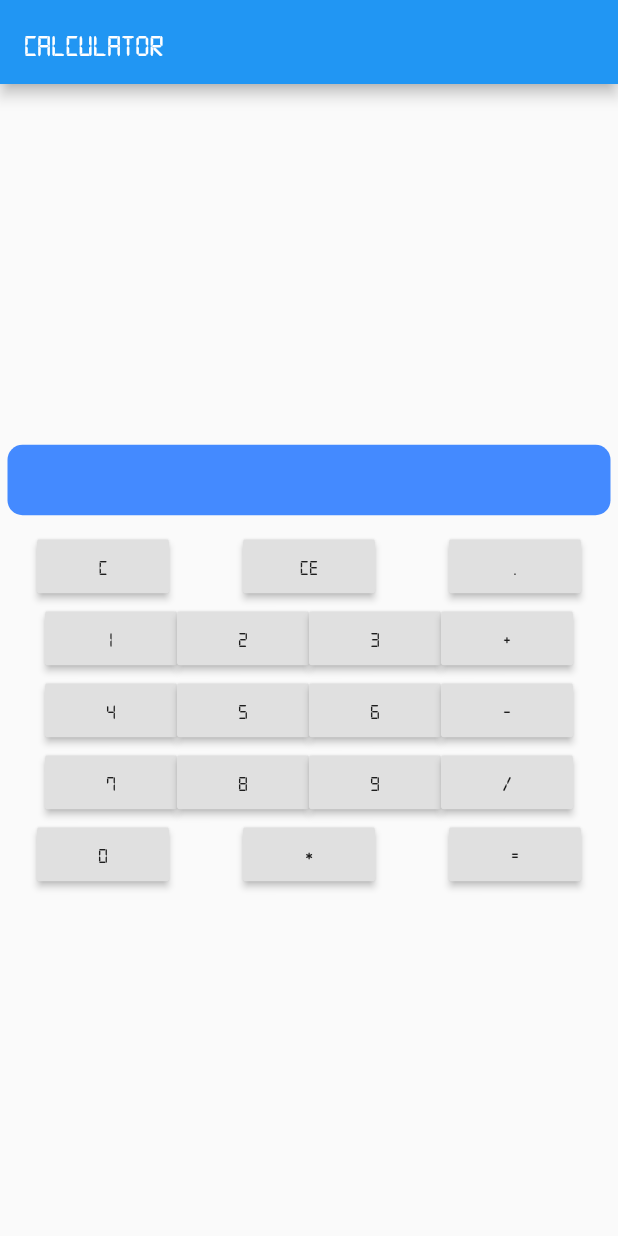
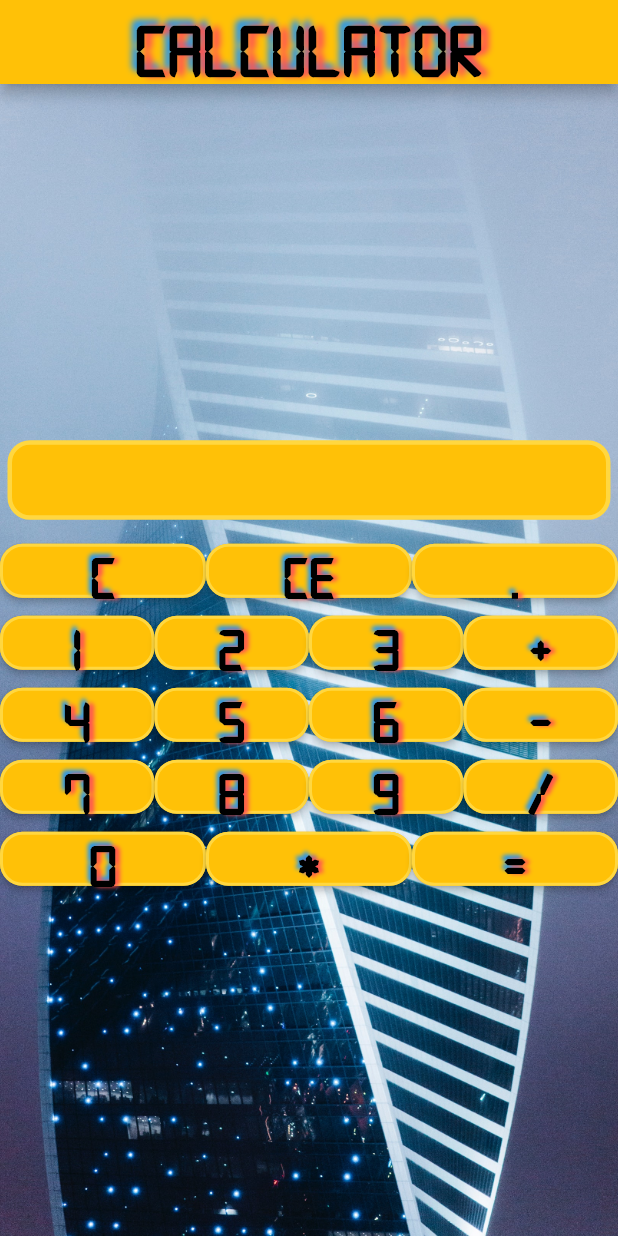
Before and after one commit to TafkaMax/ConnectFoo, a Flutter app: the screen it shows after launch, on a phone screen of 412 x 824 dp. Run offline on Flutter 3.47's test engine with Material 2 defaults, Android fonts, the light colour scheme and no system bars.

Commit message:
Made UI nicer and small bugfixes

```diff
--- a/calculatorapp/lib/main.dart
+++ b/calculatorapp/lib/main.dart
@@ -11,7 +11,61 @@ class CalculatorApp extends StatelessWidget {
   Widget build(BuildContext context) {
     return MaterialApp(
       title: 'Calculator',
-      theme: ThemeData(fontFamily: 'Digital7'),
+      theme: ThemeData(
+        fontFamily: 'Digital7',
+        brightness: Brightness.dark,
+        primaryColor: Colors.amber,
+        accentColor: Colors.redAccent,
+        elevatedButtonTheme: ElevatedButtonThemeData(
+          style: ElevatedButton.styleFrom(
+            primary: Colors.amber,
+            shape: RoundedRectangleBorder(
+              borderRadius: BorderRadius.circular(15),
+            ),
+            side: BorderSide(
+              color: Colors.amberAccent,
+              width: 2,
+              style: BorderStyle.solid,
+            ),
+          ),
+        ),
+        textTheme: TextTheme(
+          headline1: TextStyle(
+            fontSize: 50,
+            fontWeight: FontWeight.bold,
+            color: Colors.black,
+            shadows: [
+              Shadow(
+                color: Colors.blue,
+                offset: Offset.fromDirection(4, 5.0),
+                blurRadius: 5.0,
+              ),
+              Shadow(
+                color: Colors.redAccent,
+                offset: Offset.fromDirection(0, 5.0),
+                blurRadius: 5.0,
+              ),
+            ],
+          ),
+          button: TextStyle(
+            fontSize: 40,
+            fontWeight: FontWeight.bold,
+            color: Colors.black,
+            shadows: [
+              Shadow(
+                color: Colors.blue,
+                offset: Offset.fromDirection(4, 3.0),
+                blurRadius: 3.0,
+              ),
+              Shadow(
+                color: Colors.redAccent,
+                offset: Offset.fromDirection(0, 3.0),
+                blurRadius: 3.0,
+              ),
+            ],
+          ),
+        ),
+      ),
       home: CalculatorScreen(),
     );
   }
--- a/calculatorapp/lib/models/calculator_input.dart
+++ b/calculatorapp/lib/models/calculator_input.dart
@@ -28,7 +28,9 @@ class CalculatorInput {
   }
 
   void addDecimal() {
-    _currentInput += '.';
+    if (!_currentInput.contains('.')) {
+      _currentInput += '.';
+    }
   }
 
   //clears current entry, operator still stays the same
--- a/calculatorapp/lib/screens/calculator_screen.dart
+++ b/calculatorapp/lib/screens/calculator_screen.dart
@@ -20,9 +20,20 @@ class CalculatorScreen extends StatelessWidget {
       create: (context) => CalculatorInputModel(),
       child: Scaffold(
         appBar: AppBar(
-          title: Text('Calculator'),
+          centerTitle: true,
+          title: Text(
+            'Calculator',
+            style: Theme.of(context).textTheme.headline1,
           ),
-        body: Center(
+        ),
+        body: Container(
+          decoration: BoxDecoration(
+            image: DecorationImage(
+              image: AssetImage("assets/images/background1.jpg"),
+              fit: BoxFit.cover,
+            ),
+          ),
+          child: Center(
             child: Column(
               mainAxisSize: MainAxisSize.min,
               children: [
@@ -33,47 +44,84 @@ class CalculatorScreen extends StatelessWidget {
                 Row(
                   mainAxisAlignment: MainAxisAlignment.spaceAround,
                   children: [
-                  ClearButton(),
-                  ClearEntryButton(),
-                  DecimalButton(),
+                    Expanded(
+                      child: ClearButton(),
+                    ),
+                    Expanded(
+                      child: ClearEntryButton(),
+                    ),
+                    Expanded(
+                      child: DecimalButton(),
+                    ),
                   ],
                 ),
                 Row(
                   mainAxisAlignment: MainAxisAlignment.center,
                   children: [
-                  NumberButton(buttonnumber: 1),
-                  NumberButton(buttonnumber: 2),
-                  NumberButton(buttonnumber: 3),
-                  PlusButton(),
+                    Expanded(
+                      child: NumberButton(buttonnumber: 1),
+                    ),
+                    Expanded(
+                      child: NumberButton(buttonnumber: 2),
+                    ),
+                    Expanded(
+                      child: NumberButton(buttonnumber: 3),
+                    ),
+                    Expanded(
+                      child: PlusButton(),
+                    ),
                   ],
                 ),
                 Row(
                   mainAxisAlignment: MainAxisAlignment.center,
                   children: [
-                  NumberButton(buttonnumber: 4),
-                  NumberButton(buttonnumber: 5),
-                  NumberButton(buttonnumber: 6),
-                  MinusButton(),
+                    Expanded(
+                      child: NumberButton(buttonnumber: 4),
+                    ),
+                    Expanded(
+                      child: NumberButton(buttonnumber: 5),
+                    ),
+                    Expanded(
+                      child: NumberButton(buttonnumber: 6),
+                    ),
+                    Expanded(
+                      child: MinusButton(),
+                    ),
                   ],
                 ),
                 Row(
                   mainAxisAlignment: MainAxisAlignment.center,
                   children: [
-                  NumberButton(buttonnumber: 7),
-                  NumberButton(buttonnumber: 8),
-                  NumberButton(buttonnumber: 9),
-                  DivideButton(),
+                    Expanded(
+                      child: NumberButton(buttonnumber: 7),
+                    ),
+                    Expanded(
+                      child: NumberButton(buttonnumber: 8),
+                    ),
+                    Expanded(
+                      child: NumberButton(buttonnumber: 9),
+                    ),
+                    Expanded(
+                      child: DivideButton(),
+                    ),
                   ],
                 ),
                 Row(
-                mainAxisAlignment: MainAxisAlignment.spaceAround,
+                  mainAxisAlignment: MainAxisAlignment.spaceBetween,
                   children: [
-                  NumberButton(buttonnumber: 0),
-                  MultiplierButton(),
-                  EqualsButton(),
+                    Expanded(
+                      child: NumberButton(buttonnumber: 0),
+                    ),
+                    Expanded(
+                      child: MultiplierButton(),
+                    ),
+                    Expanded(
+                      child: EqualsButton(),
+                    ),
                   ],
-              )
+                ),
               ],
+            ),
           ),
         ),
       ),
--- a/calculatorapp/lib/widgets/calculator_input_screen.dart
+++ b/calculatorapp/lib/widgets/calculator_input_screen.dart
@@ -11,8 +11,12 @@ class CalculatorInputScreen extends StatelessWidget {
         margin: EdgeInsets.symmetric(vertical: 5),
         padding: EdgeInsets.all(10),
         decoration: BoxDecoration(
-          borderRadius: BorderRadius.circular(10),
-          color: Colors.blueAccent,
+          borderRadius: BorderRadius.circular(15),
+          border: Border.all(
+            width: 3,
+            color: Colors.amberAccent,
+          ),
+          color: Colors.amber,
         ),
         child: Row(
           mainAxisSize: MainAxisSize.max,
@@ -21,10 +25,23 @@ class CalculatorInputScreen extends StatelessWidget {
             Text(
               calculatorinputmodel.currentInput,
               style: TextStyle(
-                color: Colors.white,
+                color: Colors.black,
                 fontSize: 50,
                 fontWeight: FontWeight.bold,
+                shadows: [
+                  Shadow(
+                    color: Colors.blue,
+                    offset: Offset.fromDirection(4, 3.0),
+                    blurRadius: 3.0,
+                  ),
+                  Shadow(
+                    color: Colors.redAccent,
+                    offset: Offset.fromDirection(0, 3.0),
+                    blurRadius: 3.0,
+                  ),
+                ],
               ),
+              overflow: TextOverflow.ellipsis,
             ),
           ],
         ),
--- a/calculatorapp/lib/widgets/clear_button.dart
+++ b/calculatorapp/lib/widgets/clear_button.dart
@@ -5,8 +5,11 @@ import 'package:provider/provider.dart';
 class ClearButton extends StatelessWidget {
   @override
   Widget build(BuildContext context) {
-    return RaisedButton(
-        child: Text('C'),
+    return ElevatedButton(
+        child: Text(
+          'C',
+          style: Theme.of(context).textTheme.button,
+        ),
         onPressed: () {
           Provider.of<CalculatorInputModel>(context, listen: false).clear();
         });
--- a/calculatorapp/lib/widgets/clear_entry_button.dart
+++ b/calculatorapp/lib/widgets/clear_entry_button.dart
@@ -5,8 +5,11 @@ import 'package:provider/provider.dart';
 class ClearEntryButton extends StatelessWidget {
   @override
   Widget build(BuildContext context) {
-    return RaisedButton(
-        child: Text('CE'),
+    return ElevatedButton(
+        child: Text(
+          'CE',
+          style: Theme.of(context).textTheme.button,
+        ),
         onPressed: () {
           Provider.of<CalculatorInputModel>(context, listen: false)
               .clearEntry();
--- a/calculatorapp/lib/widgets/decimal_button.dart
+++ b/calculatorapp/lib/widgets/decimal_button.dart
@@ -5,8 +5,11 @@ import 'package:provider/provider.dart';
 class DecimalButton extends StatelessWidget {
   @override
   Widget build(BuildContext context) {
-    return RaisedButton(
-        child: Text('.'),
+    return ElevatedButton(
+        child: Text(
+          '.',
+          style: Theme.of(context).textTheme.button,
+        ),
         onPressed: () {
           Provider.of<CalculatorInputModel>(context, listen: false)
               .addDecimal();
--- a/calculatorapp/lib/widgets/divide_button.dart
+++ b/calculatorapp/lib/widgets/divide_button.dart
@@ -5,8 +5,11 @@ import 'package:provider/provider.dart';
 class DivideButton extends StatelessWidget {
   @override
   Widget build(BuildContext context) {
-    return RaisedButton(
-      child: Text('/'),
+    return ElevatedButton(
+      child: Text(
+        '/',
+        style: Theme.of(context).textTheme.button,
+      ),
       onPressed: () {
         Provider.of<CalculatorInputModel>(context, listen: false).divide();
       },
--- a/calculatorapp/lib/widgets/equals_button.dart
+++ b/calculatorapp/lib/widgets/equals_button.dart
@@ -5,8 +5,11 @@ import 'package:provider/provider.dart';
 class EqualsButton extends StatelessWidget {
   @override
   Widget build(BuildContext context) {
-    return RaisedButton(
-        child: Text('='),
+    return ElevatedButton(
+        child: Text(
+          '=',
+          style: Theme.of(context).textTheme.button,
+        ),
         onPressed: () {
           Provider.of<CalculatorInputModel>(context, listen: false).equals();
         });
--- a/calculatorapp/lib/widgets/minus_button.dart
+++ b/calculatorapp/lib/widgets/minus_button.dart
@@ -5,8 +5,11 @@ import 'package:provider/provider.dart';
 class MinusButton extends StatelessWidget {
   @override
   Widget build(BuildContext context) {
-    return RaisedButton(
-      child: Text('-'),
+    return ElevatedButton(
+      child: Text(
+        '-',
+        style: Theme.of(context).textTheme.button,
+      ),
       onPressed: () {
         Provider.of<CalculatorInputModel>(context, listen: false).minus();
       },
--- a/calculatorapp/lib/widgets/multiplier_button.dart
+++ b/calculatorapp/lib/widgets/multiplier_button.dart
@@ -5,8 +5,11 @@ import 'package:provider/provider.dart';
 class MultiplierButton extends StatelessWidget {
   @override
   Widget build(BuildContext context) {
-    return RaisedButton(
-      child: Text('*'),
+    return ElevatedButton(
+      child: Text(
+        '*',
+        style: Theme.of(context).textTheme.button,
+      ),
       onPressed: () {
         Provider.of<CalculatorInputModel>(context, listen: false).multiply();
       },
--- a/calculatorapp/lib/widgets/number_button.dart
+++ b/calculatorapp/lib/widgets/number_button.dart
@@ -9,8 +9,11 @@ class NumberButton extends StatelessWidget {
 
   @override
   Widget build(BuildContext context) {
-    return RaisedButton(
-        child: Text(buttonnumber.toString()),
+    return ElevatedButton(
+        child: Text(
+          buttonnumber.toString(),
+          style: Theme.of(context).textTheme.button,
+        ),
         onPressed: () {
           Provider.of<CalculatorInputModel>(context, listen: false)
               .addNumber(buttonnumber.toString());
--- a/calculatorapp/lib/widgets/plus_button.dart
+++ b/calculatorapp/lib/widgets/plus_button.dart
@@ -5,8 +5,11 @@ import 'package:provider/provider.dart';
 class PlusButton extends StatelessWidget {
   @override
   Widget build(BuildContext context) {
-    return RaisedButton(
-      child: Text('+'),
+    return ElevatedButton(
+      child: Text(
+        '+',
+        style: Theme.of(context).textTheme.button,
+      ),
       onPressed: () {
         Provider.of<CalculatorInputModel>(context, listen: false).plus();
       },
--- a/calculatorapp/pubspec.yaml
+++ b/calculatorapp/pubspec.yaml
@@ -53,6 +53,8 @@ flutter:
         - asset: fonts/Digital7-Mono.ttf
         - asset: fonts/Digital7-MonoItalic.ttf
           style: italic
+  assets:
+    - assets/images/background1.jpg
   # To add assets to your application, add an assets section, like this:
   # assets:
   #   - images/a_dot_burr.jpeg
```
Also changed, not shown: calculatorapp/assets/images/background1.jpg (added). Lines whose indentation alone changed are shown as unchanged.
